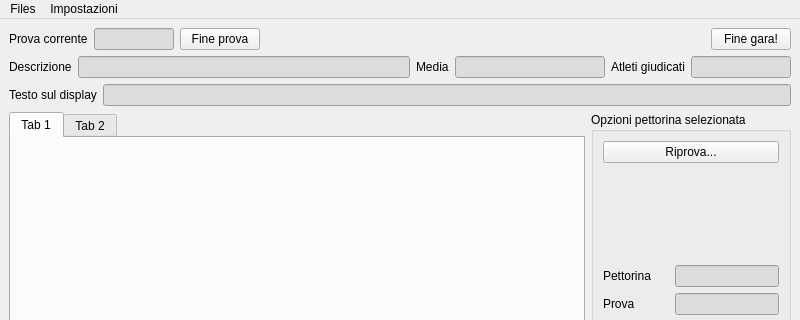
Old version of the form ui/mainwindow.ui in the repository nferruzzi/giudice-server; both pictures show x 0 to 800 and y 0 to 320 of the 800 by 600 pixel window.
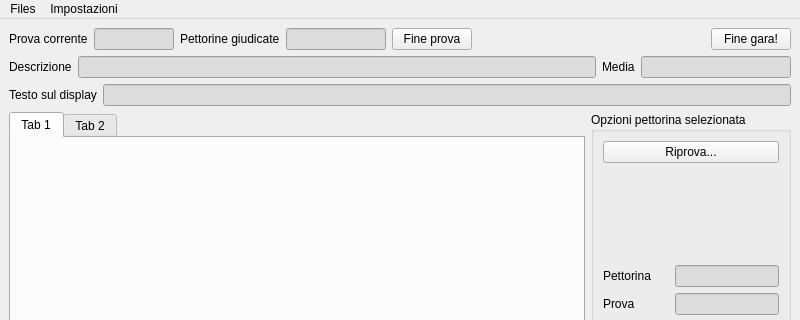
New version of the form.

The edit to the form file:
```diff
--- a/ui/mainwindow.ui
+++ b/ui/mainwindow.ui
@@ -44,6 +44,30 @@
         </property>
        </widget>
       </item>
+      <item>
+       <widget class="QLabel" name="label_3">
+        <property name="text">
+         <string>Pettorine giudicate</string>
+        </property>
+       </widget>
+      </item>
+      <item>
+       <widget class="QLineEdit" name="usersCounter">
+        <property name="maximumSize">
+         <size>
+          <width>100</width>
+          <height>16777215</height>
+         </size>
+        </property>
+        <property name="styleSheet">
+         <string notr="true">background-color: rgb(220, 220, 220);
+border-color: rgb(0, 0, 0);</string>
+        </property>
+        <property name="readOnly">
+         <bool>true</bool>
+        </property>
+       </widget>
+      </item>
       <item>
        <widget class="QPushButton" name="nextTrialButton">
         <property name="text">
@@ -123,30 +147,6 @@
         </property>
        </widget>
       </item>
-      <item>
-       <widget class="QLabel" name="label_3">
-        <property name="text">
-         <string>Atleti giudicati</string>
-        </property>
-       </widget>
-      </item>
-      <item>
-       <widget class="QLineEdit" name="usersCounter">
-        <property name="maximumSize">
-         <size>
-          <width>100</width>
-          <height>16777215</height>
-         </size>
-        </property>
-        <property name="styleSheet">
-         <string notr="true">background-color: rgb(220, 220, 220);
-border-color: rgb(0, 0, 0);</string>
-        </property>
-        <property name="readOnly">
-         <bool>true</bool>
-        </property>
-       </widget>
-      </item>
      </layout>
     </item>
     <item>
```
